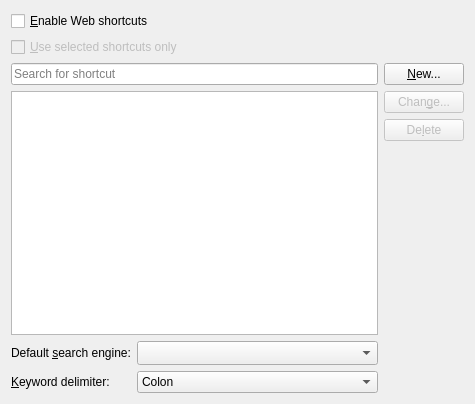
Qt form kurifilter-plugins/ikws/ikwsopts_ui.ui (KDE/kde-runtime) before a commit.
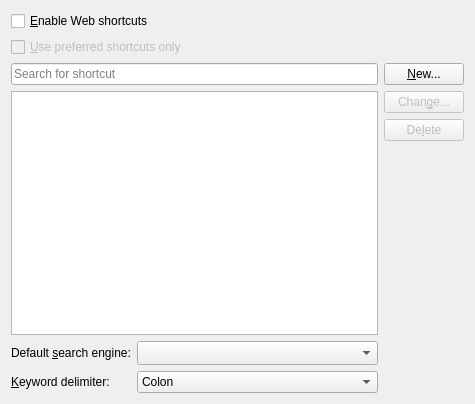
The same form after that commit. Custom widgets are drawn as their Qt base class.

Commit message:
- Moved the checkbox used to select preferred shortcuts into its own column to   prevent user confusion.
- Allow the shortcut list to be filtered using the shortcut texts.

FIXED-IN: 4.9.0
GUI: New translatable text

What changed in the file:
```diff
--- a/kurifilter-plugins/ikws/ikwsopts_ui.ui
+++ b/kurifilter-plugins/ikws/ikwsopts_ui.ui
@@ -29,7 +29,7 @@
       <bool>false</bool>
      </property>
      <property name="text">
-      <string>&amp;Use selected shortcuts only</string>
+      <string>&amp;Use preferred shortcuts only</string>
      </property>
     </widget>
    </item>
```
The commit also changes 2 other files.
